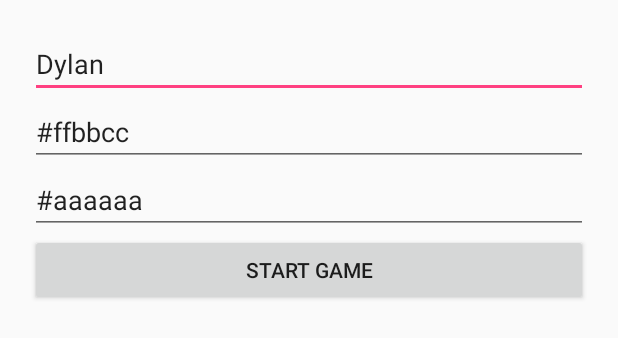
After one commit to dylan8902/sgwares-android, an Android app: the layout activity_game.xml on its own in the app's theme, with its tools: preview values and no code run, on a phone screen of 412 x 824 dp. The commit adds this screen. Shown: the top 338 px of the screen. Run offline under Robolectric (Android 15) with nearby library versions, the phone set to English and light mode, and no system bars.

Commit message:
Add start game screen, add colour options, remove un-required thread

```diff
--- /dev/null
+++ b/app/src/main/res/layout/activity_game.xml
@@ -0,0 +1,41 @@
+<?xml version="1.0" encoding="utf-8"?>
+<LinearLayout xmlns:android="http://schemas.android.com/apk/res/android"
+    xmlns:tools="http://schemas.android.com/tools"
+    android:layout_width="match_parent"
+    android:layout_height="match_parent"
+    android:padding="20dp"
+    android:orientation="vertical"
+    tools:context="com.sgwares.android.GameActivity">
+
+    <EditText
+        android:id="@+id/name"
+        android:layout_width="match_parent"
+        android:layout_height="wrap_content"
+        android:ems="10"
+        android:inputType="textPersonName"
+        android:text="Dylan" />
+
+    <EditText
+        android:id="@+id/colour"
+        android:layout_width="match_parent"
+        android:layout_height="wrap_content"
+        android:ems="10"
+        android:inputType="textCapCharacters"
+        android:text="#ffbbcc" />
+
+    <EditText
+        android:id="@+id/background"
+        android:layout_width="match_parent"
+        android:layout_height="wrap_content"
+        android:ems="10"
+        android:inputType="textCapCharacters"
+        android:text="#aaaaaa" />
+
+    <Button
+        android:id="@+id/start"
+        style="@style/Base.Widget.AppCompat.Button.Small"
+        android:layout_width="match_parent"
+        android:layout_height="wrap_content"
+        android:text="Start Game" />
+
+</LinearLayout>
```
Also changed, not shown: app/src/main/java/com/sgwares/android/GameActivity.java (+26 -5 lines), app/src/main/java/com/sgwares/android/GameSurface.java (+4 -24 lines), app/src/main/java/com/sgwares/android/GameThread.java (deleted, +0 -43 lines), app/src/main/java/com/sgwares/android/models/Game.java (+11 -2 lines), app/src/main/java/com/sgwares/android/models/User.java (+7 -1 lines).
